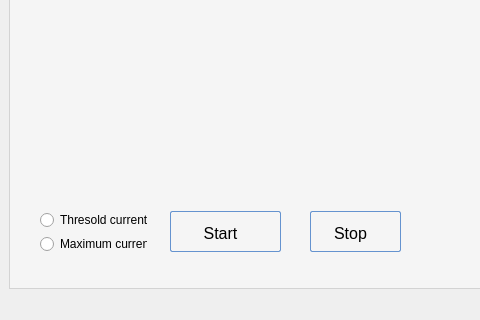
viniltc/POML060, file POML060_v1/stageprogram.ui: the form before one commit; both pictures show x 0 to 480 and y 205 to 525 of the 663 by 525 pixel window.
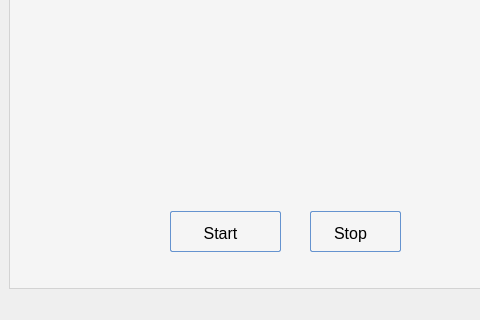
The form after the commit. The open tabs and pages were chosen to show the change. Icons and pictures are not drawn. Custom widgets are drawn as their Qt base class.

Patch:
```diff
--- a/POML060_v1/stageprogram.ui
+++ b/POML060_v1/stageprogram.ui
@@ -289,32 +289,6 @@
          <string>Save</string>
         </property>
        </widget>
-       <widget class="QWidget" name="layoutWidget">
-        <property name="geometry">
-         <rect>
-          <x>30</x>
-          <y>360</y>
-          <width>107</width>
-          <height>42</height>
-         </rect>
-        </property>
-        <layout class="QVBoxLayout" name="verticalLayout_4">
-         <item>
-          <widget class="QRadioButton" name="radioButton">
-           <property name="text">
-            <string>Thresold current</string>
-           </property>
-          </widget>
-         </item>
-         <item>
-          <widget class="QRadioButton" name="radioButton_2">
-           <property name="text">
-            <string>Maximum current</string>
-           </property>
-          </widget>
-         </item>
-        </layout>
-       </widget>
        <widget class="CurrentButtonOne" name="widget_currentOne" native="true">
         <property name="geometry">
          <rect>
```
Left out of the diff: 2 changed lines with no effect on the pictures.
